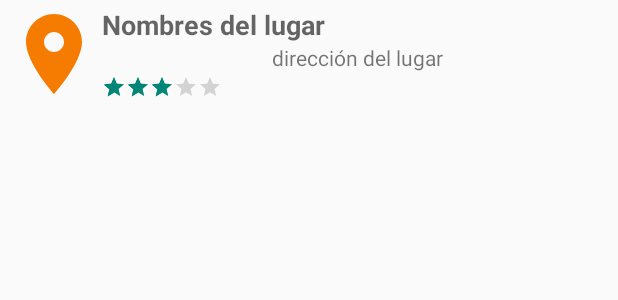
After one commit to izzzma10/mis-lugares, an Android app: the layout lista.xml on its own in the app's theme, with its tools: preview values and no code run, on a phone screen of 412 x 824 dp. The commit adds this screen. Shown: the top 300 px of the screen. Run offline under Robolectric (Android 15) with nearby library versions, the phone set to English and light mode, and no system bars.

Commit message:
Implementa pantalla de lista con RecyclerView (MainActivity + AdaptadorLugares)

```diff
--- a/app/src/main/AndroidManifest.xml
+++ b/app/src/main/AndroidManifest.xml
@@ -8,7 +8,7 @@
         android:theme="@style/Theme.MisLugares">
 
         <activity
-            android:name=".VistaLugarActivity"
+            android:name=".MainActivity"
             android:exported="true">
             <intent-filter>
                 <action android:name="android.intent.action.MAIN" />
@@ -16,6 +16,10 @@
             </intent-filter>
         </activity>
 
+        <activity
+            android:name=".VistaLugarActivity"
+            android:exported="false" />
+
     </application>
 
 </manifest>
--- a/app/src/main/java/com/example/mislugares/modelo/Lugar.java
+++ b/app/src/main/java/com/example/mislugares/modelo/Lugar.java
@@ -14,6 +14,8 @@ public class Lugar {
 
     public Lugar() {
         this.fecha = System.currentTimeMillis();
+        this.posicion = GeoPunto.SIN_POSICION;
+        this.tipo = TipoLugar.OTROS;
     }
 
     public Lugar(String nombre, String direccion, int telefono, String url, String comentario, float valoracion, GeoPunto posicion, String foto) {
@@ -26,6 +28,7 @@ public class Lugar {
         this.posicion = posicion;
         this.foto = foto;
         this.fecha = System.currentTimeMillis();
+        this.tipo = TipoLugar.OTROS;
     }
 
     public String getNombre() {
--- /dev/null
+++ b/app/src/main/res/drawable/bar.xml
@@ -0,0 +1,10 @@
+<vector xmlns:android="http://schemas.android.com/apk/res/android"
+    android:width="24dp"
+    android:height="24dp"
+    android:viewportWidth="24"
+    android:viewportHeight="24"
+    android:tint="#F57C00">
+    <path
+        android:fillColor="@android:color/white"
+        android:pathData="M12,2C8.13,2 5,5.13 5,9c0,5.25 7,13 7,13s7,-7.75 7,-13c0,-3.87 -3.13,-7 -7,-7zM12,11.5c-1.38,0 -2.5,-1.12 -2.5,-2.5s1.12,-2.5 2.5,-2.5 2.5,1.12 2.5,2.5 -1.12,2.5 -2.5,2.5z"/>
+</vector>
--- /dev/null
+++ b/app/src/main/res/layout/lista.xml
@@ -0,0 +1,51 @@
+<androidx.constraintlayout.widget.ConstraintLayout
+    xmlns:android="http://schemas.android.com/apk/res/android"
+    xmlns:app="http://schemas.android.com/apk/res-auto"
+    android:layout_width="match_parent"
+    android:layout_height="wrap_content"
+    android:padding="4dp">
+
+    <ImageView
+        android:id="@+id/foto"
+        android:layout_width="?android:attr/listPreferredItemHeight"
+        android:layout_height="?android:attr/listPreferredItemHeight"
+        android:contentDescription="fotografía"
+        android:src="@drawable/bar"
+        app:layout_constraintTop_toTopOf="parent"
+        app:layout_constraintStart_toStartOf="parent" />
+
+    <TextView
+        android:id="@+id/nombre"
+        android:layout_width="0dp"
+        android:layout_height="wrap_content"
+        android:text="Nombres del lugar"
+        android:textAppearance="?android:attr/textAppearanceMedium"
+        android:textStyle="bold"
+        android:maxLines="1"
+        app:layout_constraintTop_toTopOf="parent"
+        app:layout_constraintStart_toEndOf="@id/foto"
+        app:layout_constraintEnd_toEndOf="parent" />
+
+    <TextView
+        android:id="@+id/direccion"
+        android:layout_width="0dp"
+        android:layout_height="wrap_content"
+        android:gravity="center"
+        android:maxLines="1"
+        android:text="dirección del lugar"
+        app:layout_constraintTop_toBottomOf="@id/nombre"
+        app:layout_constraintStart_toEndOf="@id/foto"
+        app:layout_constraintEnd_toEndOf="parent" />
+
+    <RatingBar
+        android:id="@+id/valoracion"
+        android:layout_width="wrap_content"
+        android:layout_height="wrap_content"
+        style="?android:attr/ratingBarStyleSmall"
+        android:isIndicator="true"
+        android:rating="3"
+        app:layout_constraintTop_toBottomOf="@id/direccion"
+        app:layout_constraintStart_toEndOf="@id/foto"
+        app:layout_constraintBottom_toBottomOf="parent" />
+
+</androidx.constraintlayout.widget.ConstraintLayout>
--- a/app/src/main/res/values/strings.xml
+++ b/app/src/main/res/values/strings.xml
@@ -1,3 +1,4 @@
 <resources>
     <string name="app_name">Mis Lugares</string>
+    <string name="logo_del_tipo">Logo del tipo</string>
 </resources>
```
Also changed, not shown: app/src/main/java/com/example/mislugares/AdaptadorLugaresBD.java (added, +54 -0 lines), app/src/main/java/com/example/mislugares/MainActivity.java (added, +40 -0 lines), app/src/main/java/com/example/mislugares/VistaLugarActivity.java (+23 -9 lines), app/src/main/java/com/example/mislugares/modelo/GeoPunto.java (+24 -1 lines), app/src/main/java/com/example/mislugares/presentacion/AdaptadorLugares.java (added, +99 -0 lines), app/src/main/res/drawable/compras.xml (added, +10 -0 lines), app/src/main/res/drawable/educacion.xml (added, +10 -0 lines), app/src/main/res/drawable/naturaleza.xml (added, +10 -0 lines), app/src/main/res/drawable/otros.xml (added, +10 -0 lines), app/src/main/res/layout/elemento_lista.xml (added, +54 -0 lines).
